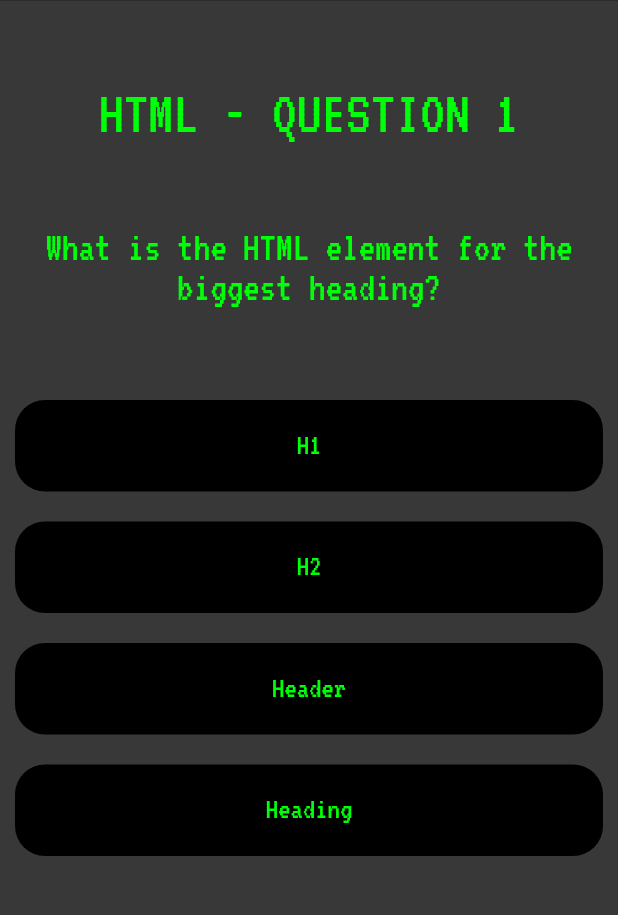
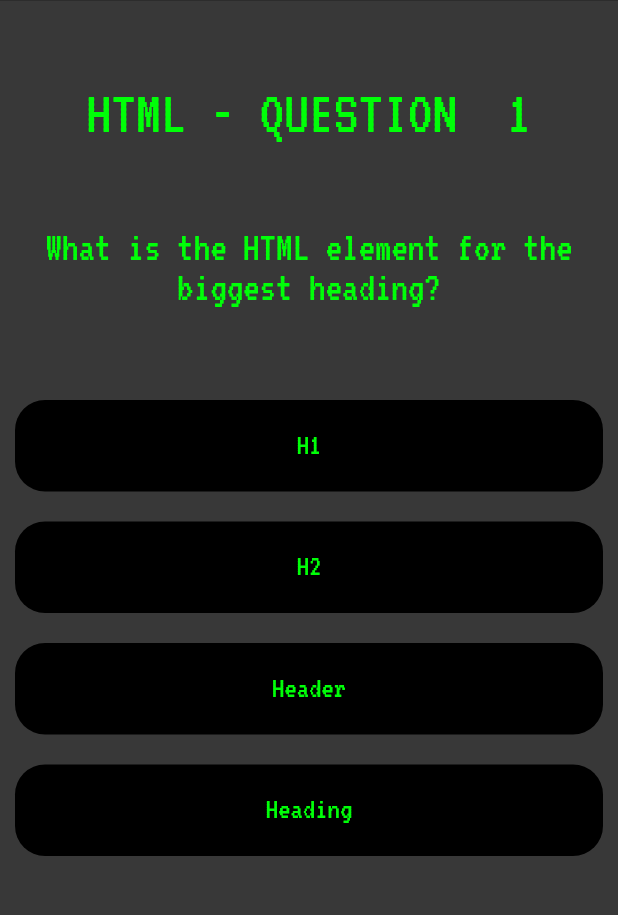
Before and after one commit to RuanEmanuell/progedu, a Flutter app: the QuizScreen screen opened directly with empty values, on a phone screen of 412 x 824 dp, the part 82-997 px from its top. Run offline on Flutter 3.47's test engine with Material 2 defaults, Android fonts, the phone set to English and light mode, and no system bars; our stand-ins replace cloud_firestore, firebase_auth, firebase_core, google_fonts; accounts and stored records are empty; generated files the repository leaves out were written again; network calls fail.

Commit message:
feat: implementing translating

```diff
--- a/lib/models/strings.dart
+++ b/lib/models/strings.dart
@@ -1,9 +1,84 @@
-Map<String, dynamic > strings = {
+Map<String, dynamic> strings = {
   "english": {
-    "":"",
+    "progedu": "/ProgEdu",
+    "c1": "Challenge 1 - Quiz",
+    "c2": "Challenge 2 - Pratical Exercices",
+    "c3": "Challenge 3 - Coming Soon",
+    "exercice": "exercice",
+    "question": "question",
+    "hint": "Hint:",
+    "right": "You are right!",
+    "wrong": "You are wrong!...",
+    "input": "Your input:",
+    "rightanwser": "The anwser is:",
+    "youranwser": "Type your anwser...",
+    "submit": "Submit",
+    "hello": "Hello",
+    "challenge": "What challenge you wanna play?",
+    "error": "Something went wrong",
+    "concluded": "concluded",
+    "sent": "Email sent, remember to check your spam box",
+    "send": "Send email to reset password",
+    "email": "Type your email...",
+    "password": "Type your password...",
+    "reset": "Reset Password",
+    "emptyboth": "One or more fields are empty",
+    "welcome": "Welcome back!",
+    "forgotpassword": "Forgot your password?",
+    "noaccount": "Don't have an account yet?",
+    "signin": "Sign in",
+    "emptyname": "Type your nickname...",
+    "name": "What's your nickname?",
+    "choosename": "Choose nickname",
+    "learncode": "Learn to code now!",
+    "register": "Register",
+    "hasaccount": "Already has an account?",
+    "quizranking": "Quiz Rankings",
+    "exerciceranking": "Exercice Rankings",
+    "selectranking": "SELECT A RANKING",
+    "exit": "Are you sure you want to exit?",
+    "logout": "You will logout and return to main screen.",
+    "exitconfirm": "Exit"
   },
   "portuguese": {
-    "":"",
-
+    "progedu": "/ProgEdu",
+    "c1": "Desafio 1 - Quiz",
+    "c2": "Desafio 2 - Exercícios Práticos",
+    "c3": "Desafio 3 - Em breve",
+    "exercice": "exercício",
+    "question": "questão",
+    "hint": "Dica:",
+    "right": "Você acertou!",
+    "wrong": "Você errou...",
+    "input": "Sua resposta:",
+    "rightanwser": "A resposta é:",
+    "youranwser": "Digite sua resposta...",
+    "submit": "Responder",
+    "hello": "Olá",
+    "challenge": "Qual desafio você quer jogar?",
+    "error": "Alguma coisa deu errado",
+    "concluded": "concluído",
+    "sent": "Email enviado, lembre-se de checar sua caixa de spam",
+    "send": "Enviar email para recuperar senha",
+    "email": "Digite seu email...",
+    "password": "Digite sua senha...",
+    "reset": "Recuperar senha",
+    "emptyboth": "Um ou mais campos estão vazios",
+    "welcome": "Bem vindo de volta!",
+    "forgotpassword": "Esqueceu sua senha?",
+    "noaccount": "Ainda não tem uma conta?",
+    "sign": "Registrar-se",
+    "emptyname": "Digite seu nome...",
+    "name": "Qual seu nome?",
+    "choosename": "Escolher nome",
+    "learncode": "Aprenda a programar agora!",
+    "register": "Registrar",
+    "hasaccount": "Já tem uma conta?",
+    "quizranking": "Rankings do Quiz",
+    "exerciceranking": "Rankings do Exercício Pratico",
+    "selectranking": "SELECIONAR UM RANKING",
+    "exit": "Tem certeza que quer sair?",
+    "logout": "Você será desconectado e voltará ao menu principal.",
+    "exitconfirm": "Sair"
   }
 };
--- a/lib/screens/games/quiz.dart
+++ b/lib/screens/games/quiz.dart
@@ -7,6 +7,7 @@ import 'package:provider/provider.dart';
 import '../../controller/controller.dart';
 import '../../main.dart';
 import '../../models/questions1.dart';
+import '../../models/strings.dart';
 import '../../widgets/general/appbar.dart';
 import '../../widgets/general/text.dart';
 
@@ -38,7 +39,9 @@ class QuizScreen extends StatelessWidget {
                   Container(
                       margin: EdgeInsets.only(bottom: screenHeight / 15, top: screenHeight / 15),
                       child: CustomText(
-                          text: "${quizes[index]} - question ${value.questionCount + 1}".toUpperCase(),
+                          text:
+                              "${quizes[index]} - ${strings[value.language]["question"]}  ${value.questionCount + 1}"
+                                  .toUpperCase(),
                           fontSize: screenWidth / 10)),
                   Container(
                       margin: EdgeInsets.only(left: screenWidth / 30, right: screenWidth / 30),
```
Also changed, not shown: lib/screens/games/challenge.dart (+4 -3 lines), lib/screens/games/exercices.dart (+22 -11 lines), lib/screens/games/home.dart (+5 -4 lines), lib/screens/login/forgot.dart (+12 -7 lines).
